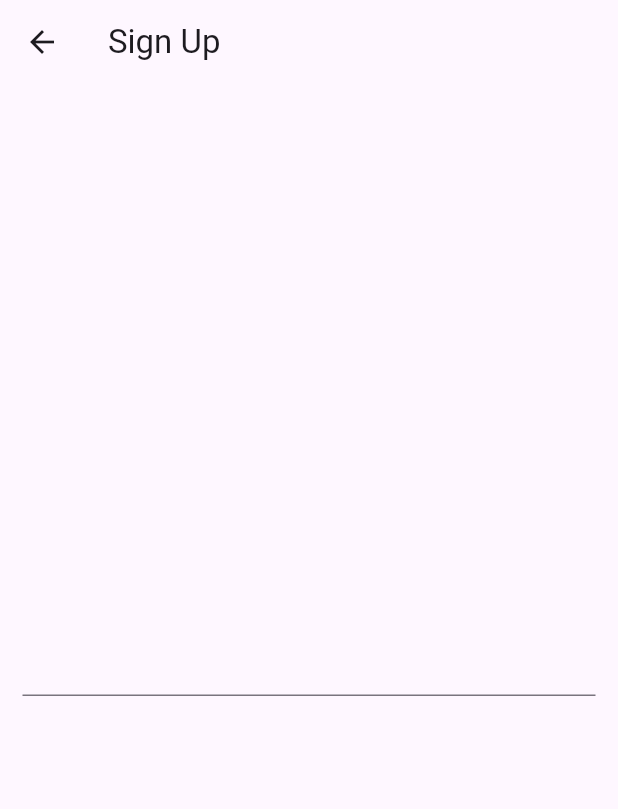
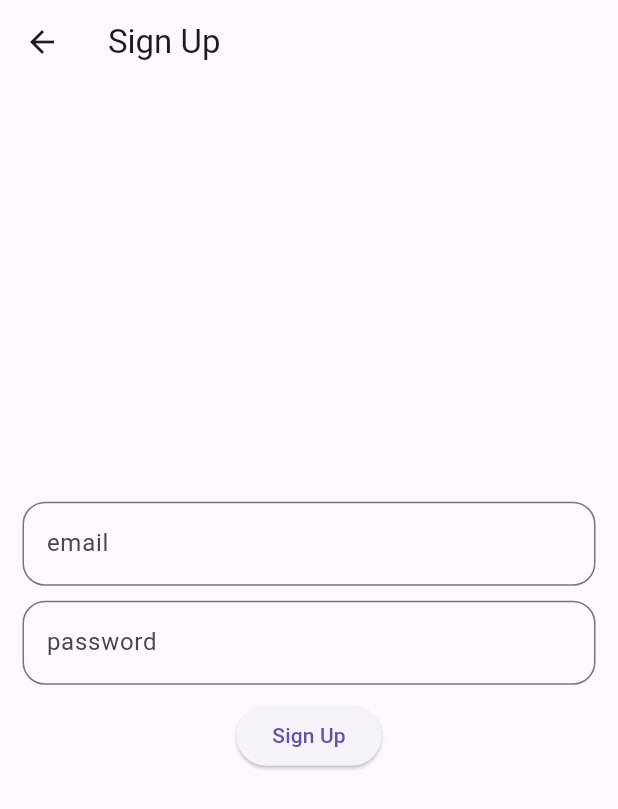
Before and after one commit to RimonChakma/Firebase-Auth, a Flutter app: the screen it shows after launch, on a phone screen of 412 x 824 dp. Shown: the top 809 px of the screen. Run offline on Flutter 3.47's test engine with Material 3 defaults, Android fonts, the phone set to English and light mode, and no system bars; our stand-ins replace firebase_auth, firebase_core; accounts and stored records are empty.

Commit message:
complete sign up auth

```diff
--- a/lib/main.dart
+++ b/lib/main.dart
@@ -40,7 +40,7 @@ class _SignUpScreenState extends State<SignUpScreen> {
   void signUp () async {
 
     try {
-      firebaseAuth.createUserWithEmailAndPassword(
+      await firebaseAuth.createUserWithEmailAndPassword(
           email: emailController.text,
           password: passwordController.text
       );
@@ -65,8 +65,30 @@ class _SignUpScreenState extends State<SignUpScreen> {
         mainAxisAlignment: MainAxisAlignment.center,
         children: [
           TextFormField(
-            decoration: InputDecoration(),
-          )
+            controller: emailController,
+            decoration: InputDecoration(
+                border: OutlineInputBorder(
+                  borderRadius: BorderRadius.circular(15),
+                ),
+                hintText: "phone number or email",
+                labelText: "email"
+            ),),
+
+          SizedBox(height: 10,),
+
+          TextFormField(
+            controller: passwordController,
+            decoration: InputDecoration(
+                border: OutlineInputBorder(
+                  borderRadius: BorderRadius.circular(15),
+                ),
+                hintText: "password",
+                labelText: "password"
+            ),),
+          SizedBox(height: 10,),
+          ElevatedButton(onPressed: signUp, child: Text("Sign Up")),
+          SizedBox(height: 10,),
+          Text(message)
       ],),),
     );
   }
```
